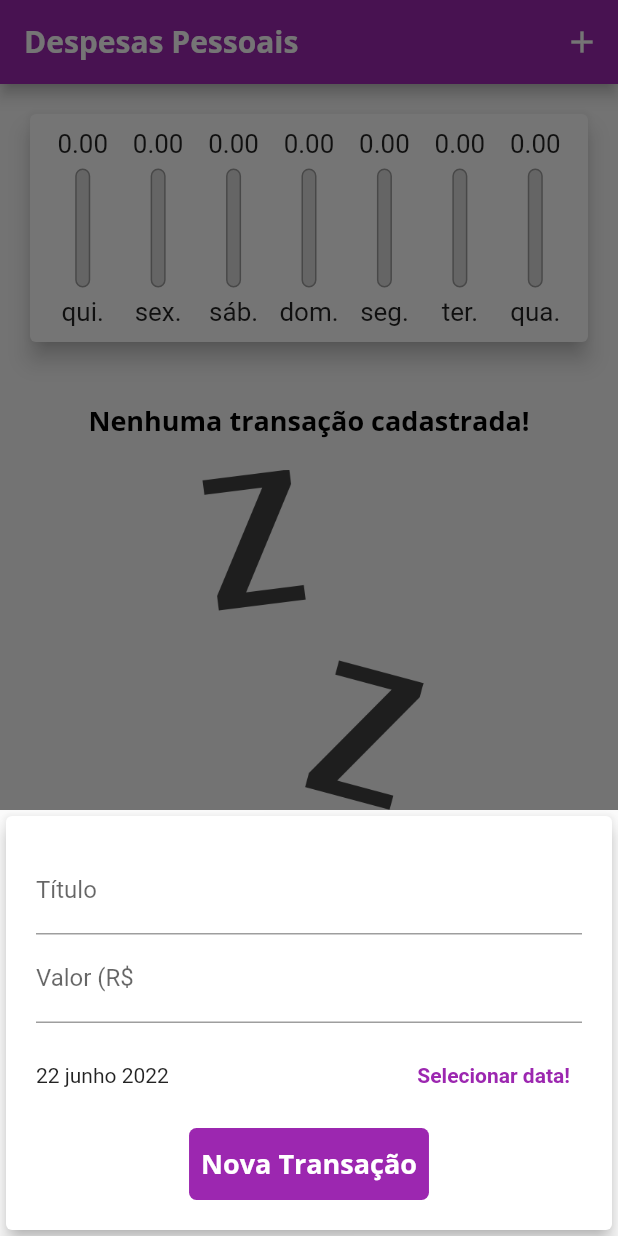
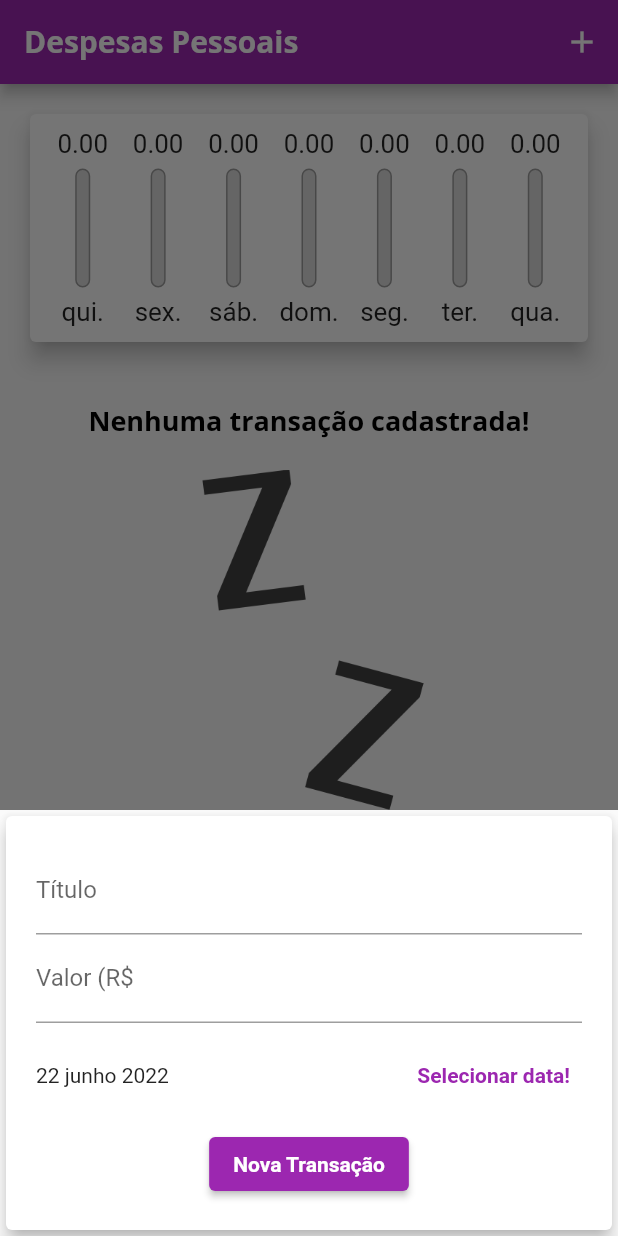
Before and after one commit to arthurrossibr/flutter-despesas, a Flutter app: the screen it shows after launch, after a tap on the "add" icon, on a phone screen of 412 x 824 dp. Run offline on Flutter 3.47's test engine with Material 2 defaults, Android fonts, the phone set to English and light mode, and no system bars.

Commit message:
Adding adaptative button on form

```diff
--- /dev/null
+++ b/lib/components/adaptative_button.dart
@@ -0,0 +1,35 @@
+import 'dart:io';
+
+import 'package:flutter/cupertino.dart';
+import 'package:flutter/material.dart';
+
+class AdaptativeButton extends StatelessWidget {
+  const AdaptativeButton(
+      {required this.label, required this.onPressed, Key? key})
+      : super(key: key);
+
+  final String label;
+  final Function() onPressed;
+
+  @override
+  Widget build(BuildContext context) {
+    return Platform.isIOS
+        ? CupertinoButton(
+            onPressed: onPressed,
+            color: Theme.of(context).colorScheme.primary,
+            padding: const EdgeInsets.symmetric(
+              horizontal: 20,
+            ),
+            child: Text(label),
+          )
+        : ElevatedButton(
+            onPressed: onPressed,
+            child: Text(
+              label,
+              style: TextStyle(
+                color: Theme.of(context).textTheme.button?.color,
+              ),
+            ),
+          );
+  }
+}
--- a/lib/components/transaction_form.dart
+++ b/lib/components/transaction_form.dart
@@ -1,6 +1,7 @@
 import 'package:flutter/material.dart';
 import 'package:intl/date_symbol_data_local.dart';
 import 'package:intl/intl.dart';
+import 'package:projeto_despesas/components/adaptative_button.dart';
 
 class TransactionForm extends StatefulWidget {
   const TransactionForm(this.onSubmit, {Key? key}) : super(key: key);
@@ -107,26 +108,8 @@ class _TransactionFormState extends State<TransactionForm> {
                 Row(
                   mainAxisAlignment: MainAxisAlignment.center,
                   children: <Widget>[
-                    Container(
-                      decoration: BoxDecoration(
-                        color: Theme.of(context).colorScheme.primary,
-                        borderRadius: BorderRadius.circular(5),
-                      ),
-                      child: TextButton(
-                        style: TextButton.styleFrom(
-                          textStyle: Theme.of(context).textTheme.headline6,
-                        ),
-                        onPressed: () {
-                          _submitForm();
-                        },
-                        child: const Text(
-                          'Nova Transação',
-                          style: TextStyle(
-                            color: Colors.white,
-                          ),
-                        ),
-                      ),
-                    ),
+                    AdaptativeButton(label: 'Nova Transação', onPressed: _submitForm),
+
                   ],
                 ),
               ],
--- a/lib/main.dart
+++ b/lib/main.dart
@@ -46,6 +46,10 @@ class ExpensesApp extends StatelessWidget {
             fontSize: 16,
             fontWeight: FontWeight.bold,
             color: Colors.white,
+          ),
+          button: const TextStyle(
+            color: Colors.white,
+            fontWeight: FontWeight.bold,
           ),
         ),
       ),
```
Also changed, not shown: 2 other files.
